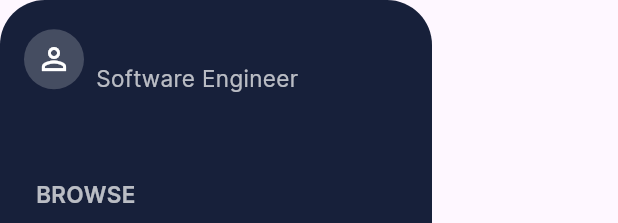
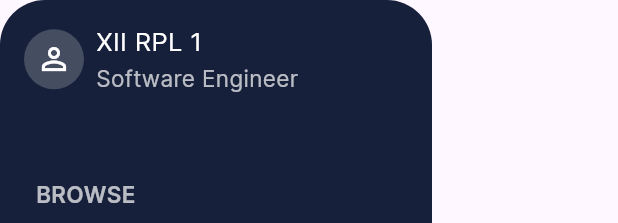
Before and after one commit to alfianprada/projek_3.pak-yus, a Flutter app: the SideMenu widget shown alone on an empty page, opened directly with empty values, on a phone screen of 412 x 824 dp. Shown: the top 223 px of the screen. Run offline on Flutter 3.47's test engine with Material 3 defaults, Android fonts, the phone set to English and light mode, and no system bars; drawn by our look-alikes of rive; our stand-ins replace cloud_firestore, firebase_auth, firebase_core, firebase_storage; accounts and stored records are empty.

Commit message:
fix synhron sidemenu

```diff
--- a/lib/ui/navigation/side_menu.dart
+++ b/lib/ui/navigation/side_menu.dart
@@ -1,45 +1,28 @@
 import 'package:flutter/material.dart';
-import 'package:firebase_auth/firebase_auth.dart';
-import 'package:cloud_firestore/cloud_firestore.dart';
 import '../components/menu_row.dart';
 import '../models/menu_item.dart';
 import '../theme.dart';
 
 class SideMenu extends StatefulWidget {
-  const SideMenu({super.key, required this.onTabChange, required this.closeMenu});
+  const SideMenu({
+    super.key,
+    required this.onTabChange,
+    required this.closeMenu,
+    this.selectedTabIndex = 0, // beri default 0
+  });
 
   final Function(int index) onTabChange;
   final VoidCallback closeMenu;
+  final int selectedTabIndex; // sekarang optional, default 0
 
   @override
   State<SideMenu> createState() => _SideMenuState();
 }
 
+
 class _SideMenuState extends State<SideMenu> {
   final List<MenuItemModel> _browseMenuIcons = MenuItemModel.menuItems;
   String _selectedMenu = MenuItemModel.menuItems[0].title;
-
-  String? _username;
-  String? _role = "Software Engineer"; // Default role
-
-  @override
-  void initState() {
-    super.initState();
-    _loadUserData();
-  }
-
-  Future<void> _loadUserData() async {
-    User? user = FirebaseAuth.instance.currentUser;
-    if (user != null) {
-      DocumentSnapshot snapshot =
-          await FirebaseFirestore.instance.collection('users').doc(user.uid).get();
-      if (snapshot.exists) {
-        setState(() {
-          _username = snapshot.get('username') ?? 'User';
-        });
-      }
-    }
-  }
 
   void onMenuPress(MenuItemModel menu) {
     setState(() {
@@ -51,8 +34,10 @@ class _SideMenuState extends State<SideMenu> {
       return;
     }
 
+    // Tutup menu
     widget.closeMenu();
 
+    // Ganti konten tab melalui callback
     switch (menu.title) {
       case "Home":
         widget.onTabChange(0);
@@ -195,9 +180,9 @@ class _SideMenuState extends State<SideMenu> {
                   mainAxisSize: MainAxisSize.min,
                   crossAxisAlignment: CrossAxisAlignment.start,
                   children: [
-                    Text(
-                      _username ?? "User",
-                      style: const TextStyle(
+                    const Text(
+                      "XII RPL 1",
+                      style: TextStyle(
                         color: Colors.white,
                         fontSize: 17,
                         fontFamily: "Inter",
@@ -205,7 +190,7 @@ class _SideMenuState extends State<SideMenu> {
                     ),
                     const SizedBox(height: 2),
                     Text(
-                      _role ?? "",
+                      "Software Engineer",
                       style: TextStyle(
                         color: Colors.white.withAlpha((0.7 * 255).round()),
                         fontSize: 15,
```
